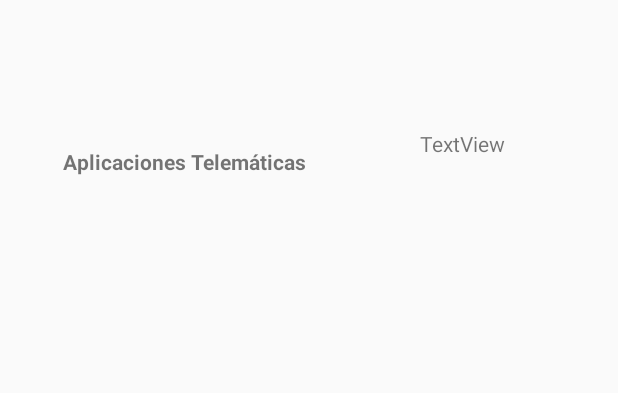
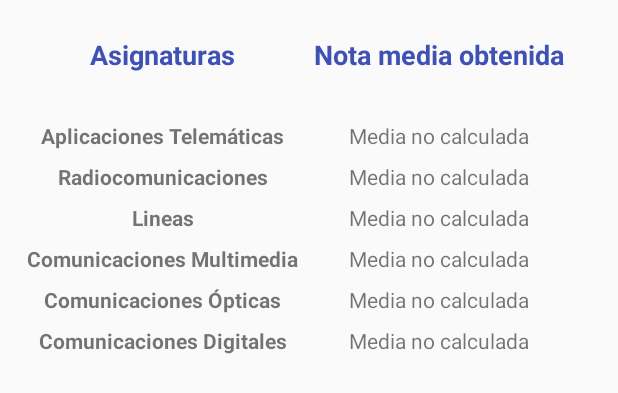
Before and after one commit to gabmar4/apptelem, an Android app: the layout activity_asignaturas.xml on its own in the app's theme, with its tools: preview values and no code run, on a phone screen of 412 x 824 dp. Shown: the top 393 px of the screen. Run offline under Robolectric (Android 15) with nearby library versions, the phone set to English and light mode, and no system bars.

Commit message:
v0.5 el spinner funciona,he creado los botones de las asignaturas,me falta poner la media para cada asignatura

```diff
--- a/app/src/main/java/com/example/appl_notas/Asignaturas.java
+++ b/app/src/main/java/com/example/appl_notas/Asignaturas.java
@@ -2,20 +2,22 @@ package com.example.appl_notas;
 
 import android.support.v7.app.AppCompatActivity;
 import android.os.Bundle;
-import android.view.View;
-import android.widget.EditText;
-import android.widget.ImageButton;
 import android.widget.TextView;
 
 public class Asignaturas extends AppCompatActivity {
     Bundle b;
+
+
    @Override
    protected void onCreate(Bundle savedInstanceState) {
        super.onCreate(savedInstanceState);
         setContentView(R.layout.activity_asignaturas);
+       b=getIntent().getExtras();
 
-       b=getIntent().getExtras();
-        String asignatura=b.getString("Nombre asignatura :");
+       Bundle asign=getIntent().getExtras();
+
+       String asignatura=asign.getString("Nombre asignatura :");
+
         double nota_1=b.getDouble("Nota1");
         double nota_2=b.getDouble("Nota2");
         double nota_p=b.getDouble("Notap");
@@ -28,7 +30,7 @@ public class Asignaturas extends AppCompatActivity {
 //el porcentaje de cada nota es un double ahora
         double media1=(nota_1*p_nota1+nota_2*p_nota2+nota_p*p_notap+nota_ot*p_nota_ot)/100;
 
-        ((TextView) findViewById(R.id.media)).setText(asignatura.toUpperCase()+" con media: "+media1);
+        ((TextView) findViewById(R.id.media_at)).setText("Media: "+media1);
 
 
     }
--- a/app/src/main/java/com/example/appl_notas/MainActivity.java
+++ b/app/src/main/java/com/example/appl_notas/MainActivity.java
@@ -30,14 +30,13 @@ public class MainActivity extends AppCompatActivity implements AdapterView.OnIte
 
 
 
-        Spinner spinner=findViewById(R.id.spinner1);
+       final  Spinner spinner=findViewById(R.id.spinner1);
         ArrayAdapter<CharSequence> adapter =ArrayAdapter.createFromResource(this,R.array.asignaturas,android.R.layout.simple_spinner_item);
         adapter.setDropDownViewResource(android.R.layout.simple_spinner_dropdown_item);
         spinner.setAdapter(adapter);
         spinner.setOnItemSelectedListener(this);
 
-  //      Intent asigIntent=new Intent(MainActivity.this,Asignaturas.class);
-   //     asigIntent=putExtraData("asignatura",);
+
 
 
         button_sig.setOnClickListener(new View.OnClickListener(){
@@ -46,13 +45,7 @@ public class MainActivity extends AppCompatActivity implements AdapterView.OnIte
                 Intent intento = new Intent(MainActivity.this, Asignaturas.class);
                 Bundle b = new Bundle();
 
-                EditText etasignatura=(EditText) findViewById(R.id.asignatura_ele);
-                String asignatura = etasignatura.getText().toString();
-
-                if(TextUtils.isEmpty(asignatura)){
-                    etasignatura.setError("No has introducido el nombre de la asignatura");
-                    return;
-                }
+                String asignaturaspinner=spinner.getSelectedItem().toString();
 
                 EditText etnota_1=(EditText) findViewById(R.id.nota_1);
                 EditText etnota_2=(EditText) findViewById(R.id.nota_2);
@@ -78,7 +71,7 @@ public class MainActivity extends AppCompatActivity implements AdapterView.OnIte
 
 
 
-                b.putString("Nombre asignatura :", asignatura);
+                b.putString("Nombre asignatura :", asignaturaspinner);
                 b.putDouble("Nota1" ,nota_1);
                 b.putDouble("Nota2" ,nota_2);
                 b.putDouble("Notap" ,nota_p);
--- a/app/src/main/res/layout/activity_asignaturas.xml
+++ b/app/src/main/res/layout/activity_asignaturas.xml
@@ -7,32 +7,162 @@
     tools:context=".Asignaturas">
 
     <TextView
+        android:id="@+id/media_co2"
+        android:layout_width="wrap_content"
+        android:layout_height="wrap_content"
+        android:layout_marginTop="8dp"
+        android:text="Media no calculada"
+        app:layout_constraintEnd_toEndOf="@+id/text_notas"
+        app:layout_constraintStart_toStartOf="@+id/text_notas"
+        app:layout_constraintTop_toBottomOf="@+id/media_cm" />
+
+    <TextView
+        android:id="@+id/media_cd"
+        android:layout_width="wrap_content"
+        android:layout_height="wrap_content"
+        android:layout_marginTop="8dp"
+        android:text="Media no calculada"
+        app:layout_constraintEnd_toEndOf="@+id/text_notas"
+        app:layout_constraintStart_toStartOf="@+id/text_notas"
+        app:layout_constraintTop_toBottomOf="@+id/media_co2" />
+
+    <TextView
+        android:id="@+id/media_cm"
+        android:layout_width="wrap_content"
+        android:layout_height="wrap_content"
+        android:layout_marginTop="8dp"
+        android:text="Media no calculada"
+        app:layout_constraintEnd_toEndOf="@+id/text_notas"
+        app:layout_constraintStart_toStartOf="@+id/text_notas"
+        app:layout_constraintTop_toBottomOf="@+id/media_li" />
+
+    <TextView
+        android:id="@+id/media_li"
+        android:layout_width="wrap_content"
+        android:layout_height="wrap_content"
+        android:layout_marginTop="8dp"
+        android:text="Media no calculada"
+        app:layout_constraintEnd_toEndOf="@+id/text_notas"
+        app:layout_constraintStart_toStartOf="@+id/text_notas"
+        app:layout_constraintTop_toBottomOf="@+id/media_ra" />
+
+    <TextView
+        android:id="@+id/media_ra"
+        android:layout_width="wrap_content"
+        android:layout_height="wrap_content"
+        android:layout_marginTop="8dp"
+        android:text="Media no calculada"
+        app:layout_constraintEnd_toEndOf="@+id/text_notas"
+        app:layout_constraintStart_toStartOf="@+id/text_notas"
+        app:layout_constraintTop_toBottomOf="@+id/media_at" />
+
+    <TextView
+        android:id="@+id/texto_at"
+        android:layout_width="wrap_content"
+        android:layout_height="wrap_content"
+        android:layout_marginTop="32dp"
+        android:text="Aplicaciones Telemáticas"
+        android:textStyle="bold"
+        app:layout_constraintEnd_toEndOf="@+id/texto_asig"
+        app:layout_constraintStart_toStartOf="@+id/texto_asig"
+        app:layout_constraintTop_toBottomOf="@+id/texto_asig" />
+
+    <TextView
+        android:id="@+id/media_at"
+        android:layout_width="wrap_content"
+        android:layout_height="wrap_content"
+        android:layout_marginTop="32dp"
+        android:text="Media no calculada"
+        app:layout_constraintEnd_toEndOf="@+id/text_notas"
+        app:layout_constraintStart_toStartOf="@+id/text_notas"
+        app:layout_constraintTop_toBottomOf="@+id/text_notas" />
+
+    <TextView
+        android:id="@+id/texto_ra"
+        android:layout_width="wrap_content"
+        android:layout_height="wrap_content"
+        android:layout_marginTop="8dp"
+        android:text="Radiocomunicaciones"
+        android:textStyle="bold"
+        app:layout_constraintEnd_toEndOf="@+id/texto_at"
+        app:layout_constraintStart_toStartOf="@+id/texto_at"
+        app:layout_constraintTop_toBottomOf="@+id/texto_at" />
+
+    <TextView
+        android:id="@+id/texto_li"
+        android:layout_width="wrap_content"
+        android:layout_height="wrap_content"
+        android:layout_marginTop="8dp"
+        android:text="Lineas"
+        android:textStyle="bold"
+        app:layout_constraintEnd_toEndOf="@+id/texto_ra"
+        app:layout_constraintStart_toStartOf="@+id/texto_ra"
+        app:layout_constraintTop_toBottomOf="@+id/texto_ra" />
+
+    <TextView
+        android:id="@+id/texto_cm"
+        android:layout_width="wrap_content"
+        android:layout_height="wrap_content"
+        android:layout_marginTop="8dp"
+        android:text="Comunicaciones Multimedia"
+        android:textStyle="bold"
+        app:layout_constraintEnd_toEndOf="@+id/texto_li"
+        app:layout_constraintStart_toStartOf="@+id/texto_li"
+        app:layout_constraintTop_toBottomOf="@+id/texto_li" />
+
+    <TextView
+        android:id="@+id/texto_co"
+        android:layout_width="wrap_content"
+        android:layout_height="wrap_content"
+        android:layout_marginTop="8dp"
+        android:text="Comunicaciones Ópticas"
+        android:textStyle="bold"
+        app:layout_constraintEnd_toEndOf="@+id/texto_cm"
+        app:layout_constraintStart_toStartOf="@+id/texto_cm"
+        app:layout_constraintTop_toBottomOf="@+id/texto_cm" />
+
+    <TextView
+        android:id="@+id/texto_cd"
+        android:layout_width="wrap_content"
+        android:layout_height="wrap_content"
+        android:layout_marginTop="8dp"
+        android:text="Comunicaciones Digitales"
+        android:textStyle="bold"
+        app:layout_constraintEnd_toEndOf="@+id/texto_co"
+        app:layout_constraintStart_toStartOf="@+id/texto_co"
+        app:layout_constraintTop_toBottomOf="@+id/texto_co" />
+
+    <TextView
         android:id="@+id/texto_asig"
         android:layout_width="wrap_content"
         android:layout_height="wrap_content"
-        android:layout_marginStart="8dp"
-        android:layout_marginLeft="8dp"
-        android:layout_marginTop="8dp"
-        android:layout_marginEnd="8dp"
-        android:layout_marginRight="8dp"
-        android:layout_marginBottom="8dp"
-        android:text="Aplicaciones Telemáticas"
+        android:layout_marginStart="48dp"
+        android:layout_marginLeft="48dp"
+        android:layout_marginTop="24dp"
+        android:layout_marginEnd="16dp"
+        android:layout_marginRight="16dp"
+        android:text="Asignaturas"
+        android:textColor="#3F51B5"
+        android:textSize="18sp"
         android:textStyle="bold"
-        app:layout_constraintBottom_toBottomOf="parent"
-        app:layout_constraintEnd_toEndOf="parent"
-        app:layout_constraintHorizontal_bias="0.145"
+        app:layout_constraintEnd_toStartOf="@+id/text_notas"
         app:layout_constraintStart_toStartOf="parent"
-        app:layout_constraintTop_toTopOf="parent"
-        app:layout_constraintVertical_bias="0.114" />
+        app:layout_constraintTop_toTopOf="parent" />
 
     <TextView
-        android:id="@+id/media"
+        android:id="@+id/text_notas"
         android:layout_width="wrap_content"
         android:layout_height="wrap_content"
-        android:layout_marginStart="76dp"
-        android:layout_marginLeft="76dp"
-        android:layout_marginTop="86dp"
-        android:text="TextView"
+        android:layout_marginStart="24dp"
+        android:layout_marginLeft="24dp"
+        android:layout_marginTop="24dp"
+        android:layout_marginEnd="24dp"
+        android:layout_marginRight="24dp"
+        android:text="Nota media obtenida"
+        android:textColor="#3F51B5"
+        android:textSize="18sp"
+        android:textStyle="bold"
+        app:layout_constraintEnd_toEndOf="parent"
         app:layout_constraintStart_toEndOf="@+id/texto_asig"
         app:layout_constraintTop_toTopOf="parent" />
 </android.support.constraint.ConstraintLayout>
```
